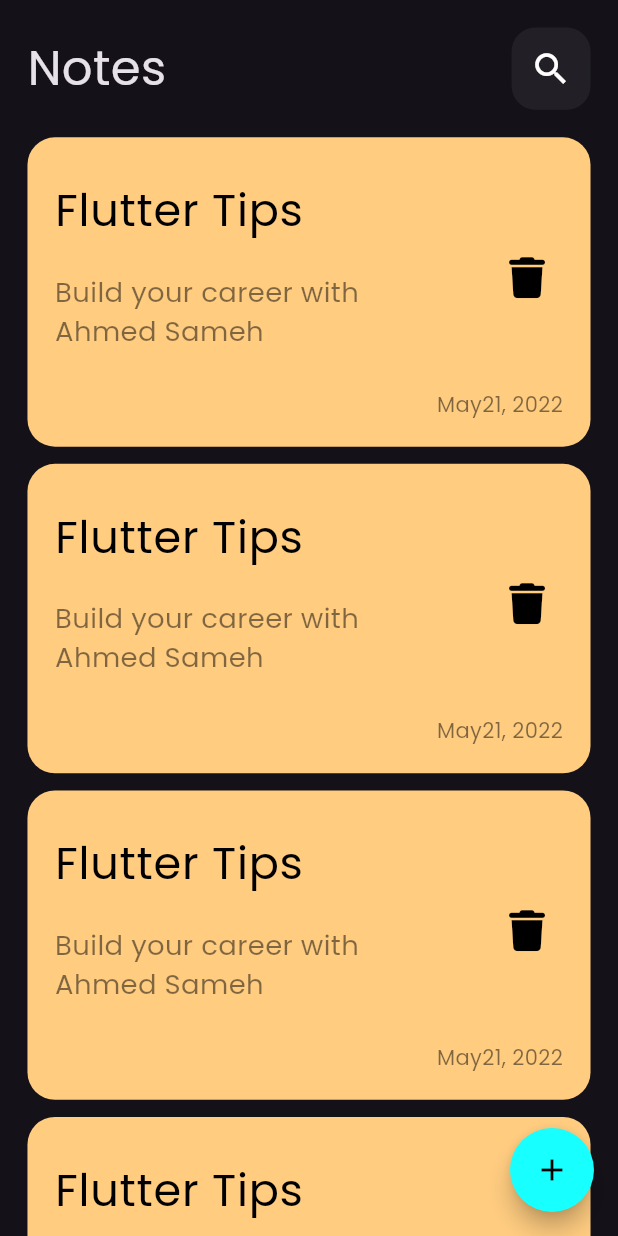
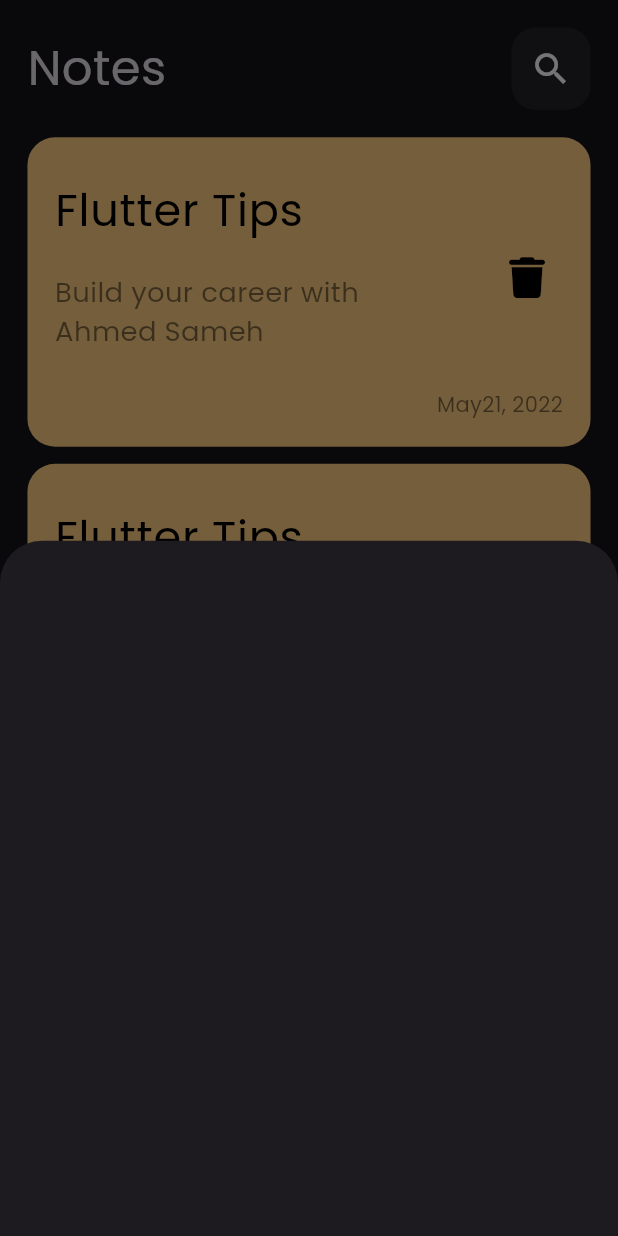
Before and after one commit to a7mmedsameh/notes_app, a Flutter app: the screen it shows after launch, after a tap on the "add" icon, on a phone screen of 412 x 824 dp. Run offline on Flutter 3.47's test engine with Material 3 defaults, Android fonts, the phone set to English and light mode, and no system bars; our stand-ins replace flutter_screenutil, font_awesome_flutter.

Commit message:
add note bottom sheet

```diff
--- a/lib/views/notes_view.dart
+++ b/lib/views/notes_view.dart
@@ -1,4 +1,5 @@
 import 'package:flutter/material.dart';
+import 'package:project_12/views/widgets/add_note_bottom_sheet.dart';
 import 'package:project_12/views/widgets/notes_app_body.dart';
 
 class NotesView extends StatelessWidget {
@@ -10,7 +11,14 @@
       floatingActionButton: FloatingActionButton(
         shape: RoundedRectangleBorder(borderRadius: BorderRadius.circular(500)),
         backgroundColor: Colors.cyanAccent,
-        onPressed: () {},
+        onPressed: () {
+          showModalBottomSheet(
+            context: context,
+            builder: (context) {
+              return const AddNoteBottomSheet();
+            },
+          );
+        },
         child: const Icon(Icons.add, color: Colors.black),
       ),
       body: const NotesViewBody(),
--- /dev/null
+++ b/lib/views/widgets/add_note_bottom_sheet.dart
@@ -0,0 +1,10 @@
+import 'package:flutter/material.dart';
+
+class AddNoteBottomSheet extends StatelessWidget {
+  const AddNoteBottomSheet({super.key});
+
+  @override
+  Widget build(BuildContext context) {
+    return Container();
+  }
+}
--- a/lib/views/widgets/notes_list_view_builder.dart
+++ b/lib/views/widgets/notes_list_view_builder.dart
@@ -7,7 +7,9 @@
 
   @override
   Widget build(BuildContext context) {
-    return ListView.builder(
+    return Padding(
+      padding: EdgeInsets.only(bottom: 12.r),
+      child: ListView.builder(
         padding: EdgeInsets.zero,
         itemBuilder: (context, index) {
           return Container(
@@ -15,6 +17,7 @@
             child: const CustomNoteItem(),
           );
         },
+      ),
     );
   }
 }
```
Lines whose indentation alone changed are shown as unchanged.
